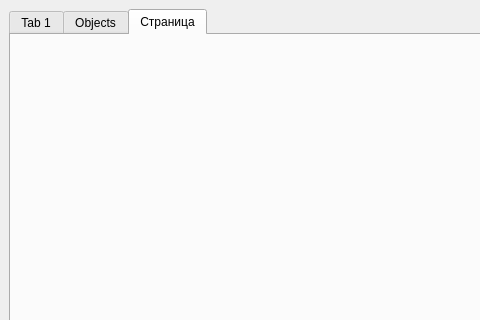
Old version of the form pClient/designMain.ui in the repository Solovova/pyt_sudoku; both pictures show x 0 to 480 and y 0 to 320 of the 800 by 600 pixel window.
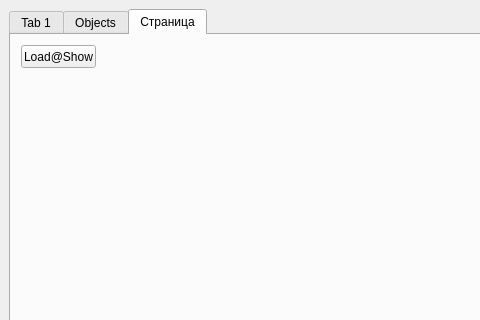
New version of the form. The open tabs and pages were chosen to show the change.

```diff
--- a/pClient/designMain.ui
+++ b/pClient/designMain.ui
@@ -138,6 +138,19 @@
        <attribute name="title">
         <string>Страница</string>
        </attribute>
+       <widget class="QPushButton" name="pushButtonOcrLoadShow">
+        <property name="geometry">
+         <rect>
+          <x>10</x>
+          <y>10</y>
+          <width>75</width>
+          <height>23</height>
+         </rect>
+        </property>
+        <property name="text">
+         <string>Load@Show</string>
+        </property>
+       </widget>
       </widget>
      </widget>
     </item>
```
